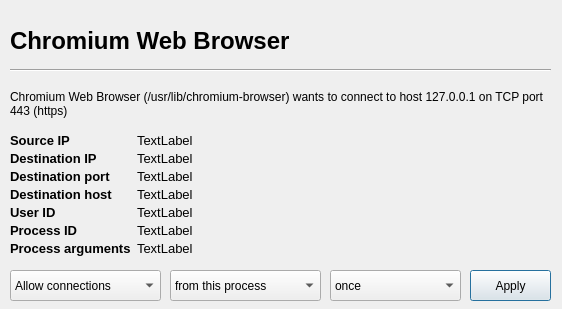
The window that ui/res/prompt.ui (evilsocket/opensnitch) describes before a commit, drawn with Qt 5.
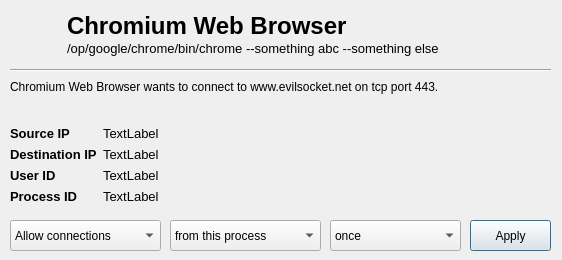
The same window after the commit. Icons and pictures are not drawn.

Commit message: misc: small fix or general refactoring i did not bother commenting

Diff of the .ui file:
```diff
--- a/ui/res/prompt.ui
+++ b/ui/res/prompt.ui
@@ -10,7 +10,7 @@
     <x>0</x>
     <y>0</y>
     <width>562</width>
-    <height>309</height>
+    <height>260</height>
    </rect>
   </property>
   <property name="sizePolicy">
@@ -42,10 +42,10 @@
   <widget class="QLabel" name="appNameLabel">
    <property name="geometry">
     <rect>
-     <x>10</x>
-     <y>20</y>
-     <width>433</width>
-     <height>42</height>
+     <x>67</x>
+     <y>10</y>
+     <width>411</width>
+     <height>31</height>
     </rect>
    </property>
    <property name="font">
@@ -76,19 +76,19 @@
    <property name="geometry">
     <rect>
      <x>10</x>
-     <y>90</y>
+     <y>80</y>
      <width>551</width>
-     <height>41</height>
+     <height>35</height>
     </rect>
    </property>
    <property name="sizePolicy">
-    <sizepolicy hsizetype="Maximum" vsizetype="Preferred">
+    <sizepolicy hsizetype="MinimumExpanding" vsizetype="MinimumExpanding">
      <horstretch>0</horstretch>
      <verstretch>0</verstretch>
     </sizepolicy>
    </property>
    <property name="text">
-    <string>Chromium Web Browser (/usr/lib/chromium-browser) wants to connect to host 127.0.0.1 on TCP port 443 (https)</string>
+    <string>Chromium Web Browser wants to connect to www.evilsocket.net on tcp port 443.</string>
    </property>
    <property name="alignment">
     <set>Qt::AlignLeading|Qt::AlignLeft|Qt::AlignTop</set>
@@ -101,7 +101,7 @@
    <property name="geometry">
     <rect>
      <x>470</x>
-     <y>270</y>
+     <y>220</y>
      <width>81</width>
      <height>31</height>
     </rect>
@@ -114,7 +114,7 @@
    <property name="geometry">
     <rect>
      <x>330</x>
-     <y>270</y>
+     <y>220</y>
      <width>131</width>
      <height>31</height>
     </rect>
@@ -153,10 +153,10 @@
   <widget class="QLabel" name="iconLabel">
    <property name="geometry">
     <rect>
-     <x>500</x>
-     <y>5</y>
-     <width>60</width>
-     <height>60</height>
+     <x>10</x>
+     <y>10</y>
+     <width>48</width>
+     <height>48</height>
     </rect>
    </property>
    <property name="text">
@@ -170,7 +170,7 @@
    <property name="geometry">
     <rect>
      <x>170</x>
-     <y>270</y>
+     <y>220</y>
      <width>151</width>
      <height>31</height>
     </rect>
@@ -212,9 +212,9 @@
    <property name="geometry">
     <rect>
      <x>10</x>
-     <y>130</y>
+     <y>120</y>
      <width>541</width>
-     <height>131</height>
+     <height>91</height>
     </rect>
    </property>
    <layout class="QGridLayout" name="gridLayout">
@@ -224,6 +224,24 @@
     <property name="verticalSpacing">
      <number>0</number>
     </property>
+    <item row="2" column="2">
+     <widget class="QLabel" name="uidLabel">
+      <property name="sizePolicy">
+       <sizepolicy hsizetype="Expanding" vsizetype="Fixed">
+        <horstretch>0</horstretch>
+        <verstretch>0</verstretch>
+       </sizepolicy>
+      </property>
+      <property name="font">
+       <font>
+        <pointsize>10</pointsize>
+       </font>
+      </property>
+      <property name="text">
+       <string>TextLabel</string>
+      </property>
+     </widget>
+    </item>
     <item row="0" column="2">
      <widget class="QLabel" name="sourceIPLabel">
       <property name="sizePolicy">
@@ -242,72 +260,6 @@
       </property>
      </widget>
     </item>
-    <item row="4" column="1">
-     <widget class="QLabel" name="label_6">
-      <property name="sizePolicy">
-       <sizepolicy hsizetype="Fixed" vsizetype="Preferred">
-        <horstretch>0</horstretch>
-        <verstretch>0</verstretch>
-       </sizepolicy>
-      </property>
-      <property name="font">
-       <font>
-        <family>Ubuntu</family>
-        <pointsize>10</pointsize>
-        <weight>75</weight>
-        <italic>false</italic>
-        <bold>true</bold>
-       </font>
-      </property>
-      <property name="text">
-       <string>User ID</string>
-      </property>
-     </widget>
-    </item>
-    <item row="2" column="1">
-     <widget class="QLabel" name="label_5">
-      <property name="sizePolicy">
-       <sizepolicy hsizetype="Fixed" vsizetype="Preferred">
-        <horstretch>0</horstretch>
-        <verstretch>0</verstretch>
-       </sizepolicy>
-      </property>
-      <property name="font">
-       <font>
-        <family>Ubuntu</family>
-        <pointsize>10</pointsize>
-        <weight>75</weight>
-        <italic>false</italic>
-        <bold>true</bold>
-       </font>
-      </property>
-      <property name="text">
-       <string>Destination port</string>
-      </property>
-     </widget>
-    </item>
-    <item row="3" column="1">
-     <widget class="QLabel" name="label_4">
-      <property name="sizePolicy">
-       <sizepolicy hsizetype="Fixed" vsizetype="Preferred">
-        <horstretch>0</horstretch>
-        <verstretch>0</verstretch>
-       </sizepolicy>
-      </property>
-      <property name="font">
-       <font>
-        <family>Ubuntu</family>
-        <pointsize>10</pointsize>
-        <weight>75</weight>
-        <italic>false</italic>
-        <bold>true</bold>
-       </font>
-      </property>
-      <property name="text">
-       <string>Destination host</string>
-      </property>
-     </widget>
-    </item>
     <item row="0" column="1">
      <widget class="QLabel" name="label">
       <property name="sizePolicy">
@@ -330,7 +282,25 @@
       </property>
      </widget>
     </item>
-    <item row="5" column="1">
+    <item row="1" column="2">
+     <widget class="QLabel" name="destIPLabel">
+      <property name="sizePolicy">
+       <sizepolicy hsizetype="Expanding" vsizetype="Fixed">
+        <horstretch>0</horstretch>
+        <verstretch>0</verstretch>
+       </sizepolicy>
+      </property>
+      <property name="font">
+       <font>
+        <pointsize>10</pointsize>
+       </font>
+      </property>
+      <property name="text">
+       <string>TextLabel</string>
+      </property>
+     </widget>
+    </item>
+    <item row="3" column="1">
      <widget class="QLabel" name="label_7">
       <property name="sizePolicy">
        <sizepolicy hsizetype="Fixed" vsizetype="Preferred">
@@ -352,6 +322,24 @@
       </property>
      </widget>
     </item>
+    <item row="3" column="2">
+     <widget class="QLabel" name="pidLabel">
+      <property name="sizePolicy">
+       <sizepolicy hsizetype="Expanding" vsizetype="Fixed">
+        <horstretch>0</horstretch>
+        <verstretch>0</verstretch>
+       </sizepolicy>
+      </property>
+      <property name="font">
+       <font>
+        <pointsize>10</pointsize>
+       </font>
+      </property>
+      <property name="text">
+       <string>TextLabel</string>
+      </property>
+     </widget>
+    </item>
     <item row="1" column="1">
      <widget class="QLabel" name="label_3">
       <property name="sizePolicy">
@@ -374,10 +362,10 @@
       </property>
      </widget>
     </item>
-    <item row="6" column="1">
-     <widget class="QLabel" name="label_8">
+    <item row="2" column="1">
+     <widget class="QLabel" name="label_6">
       <property name="sizePolicy">
-       <sizepolicy hsizetype="Fixed" vsizetype="Minimum">
+       <sizepolicy hsizetype="Fixed" vsizetype="Preferred">
         <horstretch>0</horstretch>
         <verstretch>0</verstretch>
        </sizepolicy>
@@ -392,115 +380,7 @@
        </font>
       </property>
       <property name="text">
-       <string>Process arguments</string>
-      </property>
-     </widget>
-    </item>
-    <item row="1" column="2">
-     <widget class="QLabel" name="destIPLabel">
-      <property name="sizePolicy">
-       <sizepolicy hsizetype="Expanding" vsizetype="Fixed">
-        <horstretch>0</horstretch>
-        <verstretch>0</verstretch>
-       </sizepolicy>
-      </property>
-      <property name="font">
-       <font>
-        <pointsize>10</pointsize>
-       </font>
-      </property>
-      <property name="text">
-       <string>TextLabel</string>
-      </property>
-     </widget>
-    </item>
-    <item row="2" column="2">
-     <widget class="QLabel" name="destPortLabel">
-      <property name="sizePolicy">
-       <sizepolicy hsizetype="Expanding" vsizetype="Fixed">
-        <horstretch>0</horstretch>
-        <verstretch>0</verstretch>
-       </sizepolicy>
-      </property>
-      <property name="font">
-       <font>
-        <pointsize>10</pointsize>
-       </font>
-      </property>
-      <property name="text">
-       <string>TextLabel</string>
-      </property>
-     </widget>
-    </item>
-    <item row="3" column="2">
-     <widget class="QLabel" name="destHostLabel">
-      <property name="sizePolicy">
-       <sizepolicy hsizetype="Expanding" vsizetype="Fixed">
-        <horstretch>0</horstretch>
-        <verstretch>0</verstretch>
-       </sizepolicy>
-      </property>
-      <property name="font">
-       <font>
-        <pointsize>10</pointsize>
-       </font>
-      </property>
-      <property name="text">
-       <string>TextLabel</string>
-      </property>
-     </widget>
-    </item>
-    <item row="4" column="2">
-     <widget class="QLabel" name="uidLabel">
-      <property name="sizePolicy">
-       <sizepolicy hsizetype="Expanding" vsizetype="Fixed">
-        <horstretch>0</horstretch>
-        <verstretch>0</verstretch>
-       </sizepolicy>
-      </property>
-      <property name="font">
-       <font>
-        <pointsize>10</pointsize>
-       </font>
-      </property>
-      <property name="text">
-       <string>TextLabel</string>
-      </property>
-     </widget>
-    </item>
-    <item row="5" column="2">
-     <widget class="QLabel" name="pidLabel">
-      <property name="sizePolicy">
-       <sizepolicy hsizetype="Expanding" vsizetype="Fixed">
-        <horstretch>0</horstretch>
-        <verstretch>0</verstretch>
-       </sizepolicy>
-      </property>
-      <property name="font">
-       <font>
-        <pointsize>10</pointsize>
-       </font>
-      </property>
-      <property name="text">
-       <string>TextLabel</string>
-      </property>
-     </widget>
-    </item>
-    <item row="6" column="2">
-     <widget class="QLabel" name="argsLabel">
-      <property name="sizePolicy">
-       <sizepolicy hsizetype="Expanding" vsizetype="Fixed">
-        <horstretch>0</horstretch>
-        <verstretch>0</verstretch>
-       </sizepolicy>
-      </property>
-      <property name="font">
-       <font>
-        <pointsize>10</pointsize>
-       </font>
-      </property>
-      <property name="text">
-       <string>TextLabel</string>
+       <string>User ID</string>
       </property>
      </widget>
     </item>
@@ -510,7 +390,7 @@
    <property name="geometry">
     <rect>
      <x>10</x>
-     <y>270</y>
+     <y>220</y>
      <width>151</width>
      <height>31</height>
     </rect>
@@ -538,6 +418,30 @@
     </property>
    </item>
   </widget>
+  <widget class="QLabel" name="argsLabel">
+   <property name="geometry">
+    <rect>
+     <x>67</x>
+     <y>40</y>
+     <width>481</width>
+     <height>16</height>
+    </rect>
+   </property>
+   <property name="sizePolicy">
+    <sizepolicy hsizetype="Expanding" vsizetype="MinimumExpanding">
+     <horstretch>0</horstretch>
+     <verstretch>0</verstretch>
+    </sizepolicy>
+   </property>
+   <property name="font">
+    <font>
+     <pointsize>10</pointsize>
+    </font>
+   </property>
+   <property name="text">
+    <string>/op/google/chrome/bin/chrome --something abc --something else</string>
+   </property>
+  </widget>
  </widget>
  <resources/>
  <connections/>
```
Left out of the diff: 10 changed lines with no effect on the pictures. The commit also changes 2 other files.
